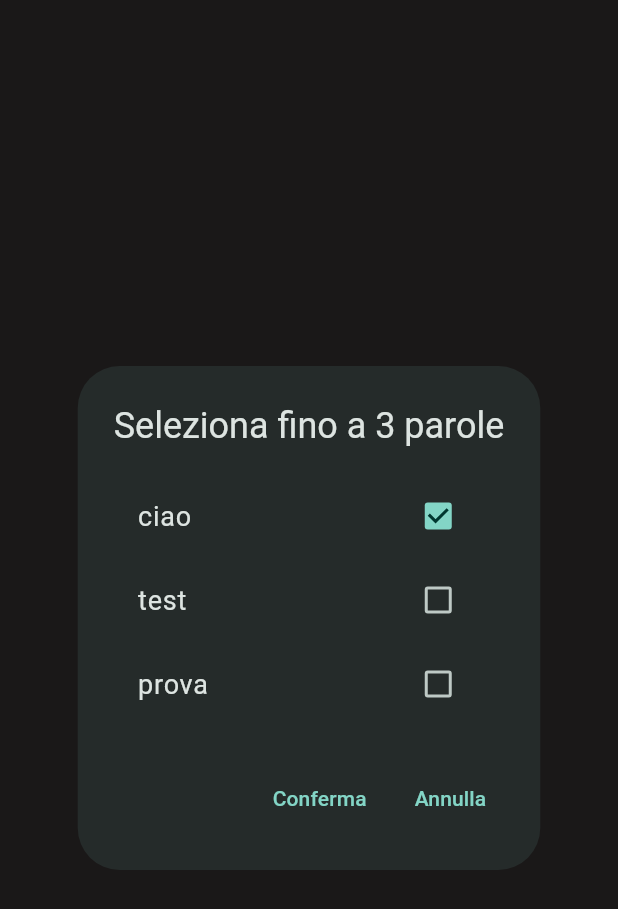
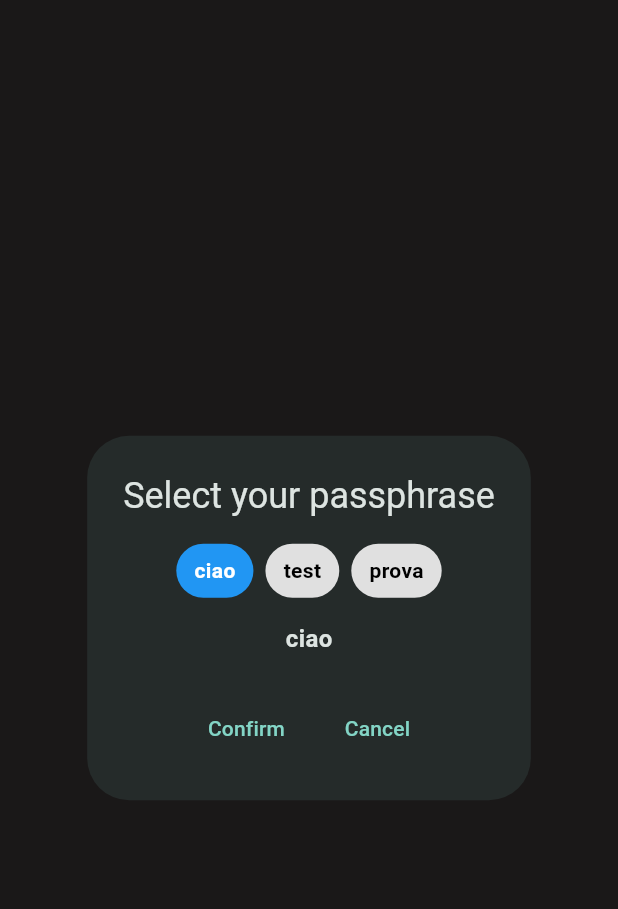
Before and after one commit to TizianoAlbore/pswmanager, a Flutter app: the PassphraseWidget widget shown alone on an empty page, opened directly with empty values, after a tap on "ciao", on a phone screen of 412 x 824 dp. Shown: the top 909 px of the screen. Run offline on Flutter 3.47's test engine with Material 3 defaults, Android fonts, the phone set to English and light mode, and no system bars; our stand-ins replace cloud_firestore, firebase_auth, firebase_core, flutter_dotenv, google_sign_in, shared_preferences; missing offline and left inert: base32, blockchain_utils, cryptography, dart:js_interop; accounts and stored records are empty; network calls fail; project files that could hold a hidden picture were left out.

Commit message:
PassPhrase PROTOTYPE 2

```diff
--- a/lib/widgets/passphrase.dart
+++ b/lib/widgets/passphrase.dart
@@ -16,36 +16,67 @@ class _PassphraseWidgetState extends State<PassphraseWidget> {
   @override
   Widget build(BuildContext context) {
     return AlertDialog(
-      title: const Text('Seleziona fino a 3 parole'),
+      title: const Text('Select your passphrase'),
       content: Column(
         mainAxisSize: MainAxisSize.min,
+        children: [
+          Wrap(
+            spacing: 8.0,
+            runSpacing: 8.0,
             children: words.map((word) {
-          return CheckboxListTile(
-            title: Text(word),
-            value: selectedWords.contains(word),
-            onChanged: (bool? selected) {
+              final isSelected = selectedWords.contains(word);
+              return GestureDetector(
+                onTap: () {
                   setState(() {
-                if (selected == true && selectedWords.length < 3) {
+                    if (isSelected) {
+                      selectedWords.remove(word);
+                    } else if (selectedWords.length < 3) {
                       selectedWords.add(word);
-                } else {
-                  selectedWords.remove(word);
                     }
                   });
                 },
+                child: Container(
+                  padding: const EdgeInsets.symmetric(horizontal: 12, vertical: 8),
+                  decoration: BoxDecoration(
+                    color: isSelected ? Colors.blue : Colors.grey[300],
+                    borderRadius: BorderRadius.circular(20),
+                  ),
+                  child: Text(
+                    word,
+                    style: TextStyle(
+                      color: isSelected ? Colors.white : Colors.black,
+                      fontWeight: FontWeight.bold,
+                    ),
+                  ),
+                ),
               );
             }).toList(),
           ),
+          const SizedBox(height: 16),
+          // Mostra in tempo reale le parole selezionate
+          Text(
+            selectedWords.join(' '),
+            style: const TextStyle(fontSize: 16, fontWeight: FontWeight.bold),
+          ),
+        ],
+      ),
       actions: [
+        Row(
+          mainAxisAlignment: MainAxisAlignment.center,
+          children: [
             TextButton(
               onPressed: () {
                 widget.onSelected(selectedWords.join(' '));
                 Navigator.of(context).pop();
               },
-          child: const Text('Conferma'),
+              child: const Text('Confirm'),
             ),
+            const SizedBox(width: 16), // Spazio tra i due bottoni
             TextButton(
               onPressed: () => Navigator.of(context).pop(),
-          child: const Text('Annulla'),
+              child: const Text('Cancel'),
+            ),
+          ],
         ),
       ],
     );
```
Lines whose indentation alone changed are shown as unchanged.
